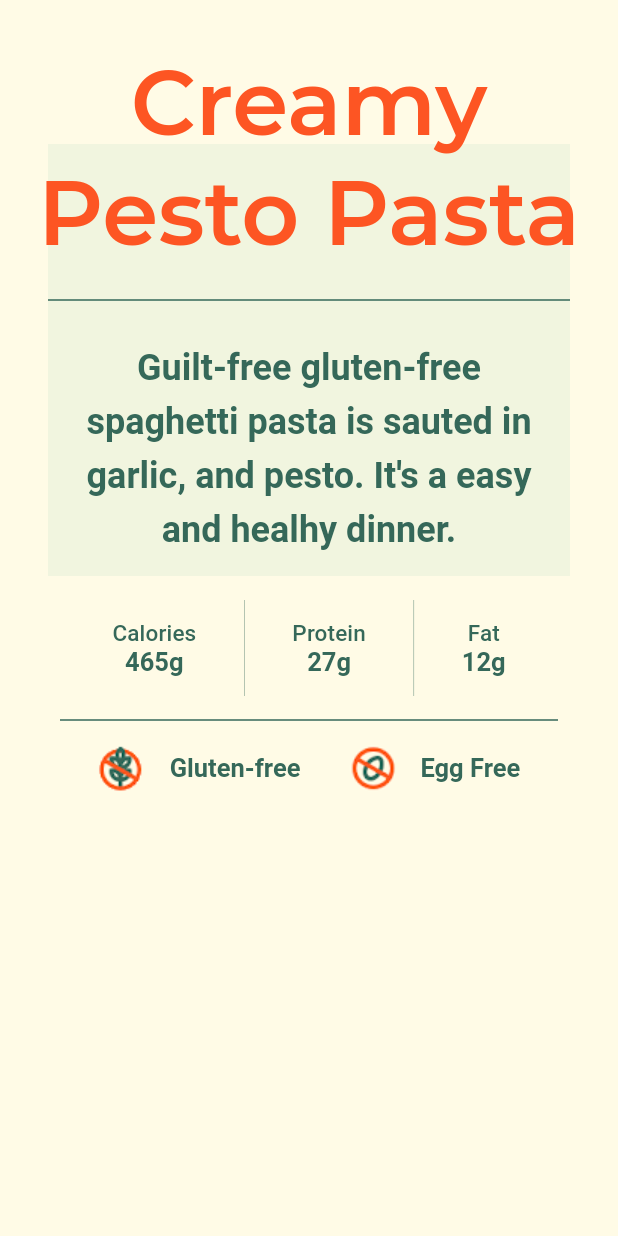
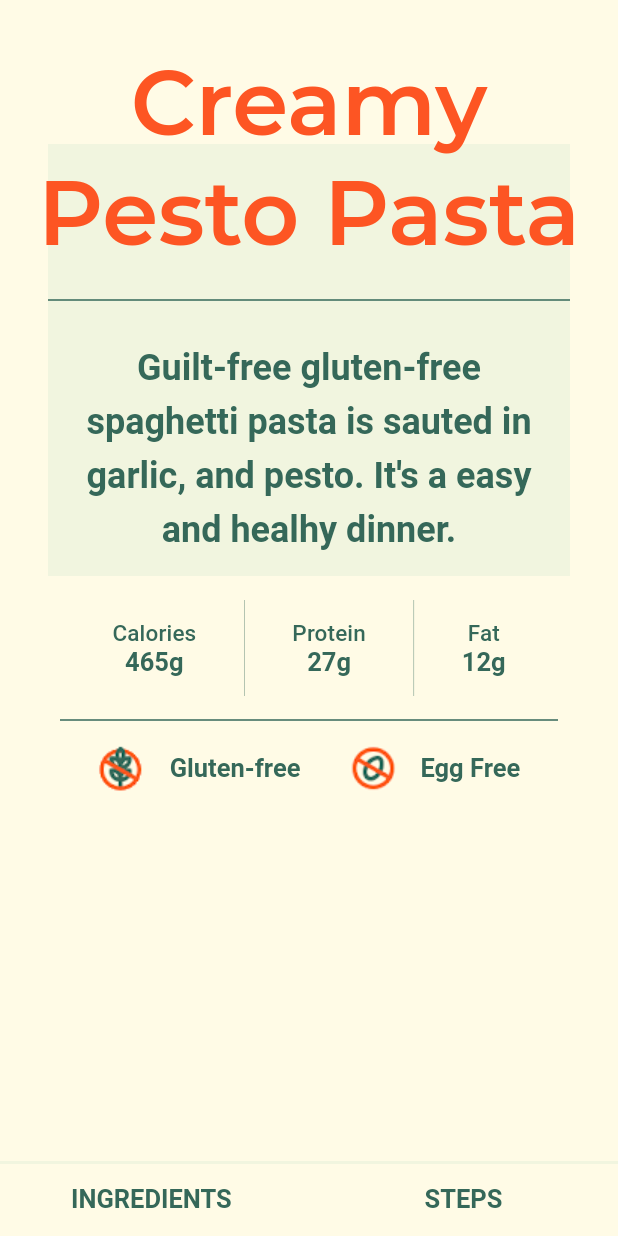
Before and after one commit to mit-mit/basil, a Flutter app: the screen it shows after launch, on a phone screen of 412 x 824 dp. Run offline on Flutter 3.47's test engine with Material 2 defaults, Android fonts, the phone set to English and light mode, and no system bars; Roboto replaces fonts that are missing (Lekton).

Commit message:
Add ingredients and steps sheet

```diff
--- a/flutterapp/lib/main.dart
+++ b/flutterapp/lib/main.dart
@@ -19,7 +19,6 @@ class MyApp extends StatelessWidget {
         primaryColor: basilGreen,
         accentColor: basilOrange,
         // Fonts.
-        //fontFamily: 'Monterrat',
         textTheme: TextTheme(
           headline1: TextStyle(
             fontSize: 96,
--- a/flutterapp/lib/recipee.dart
+++ b/flutterapp/lib/recipee.dart
@@ -23,6 +23,23 @@ class RecipeWidget extends StatelessWidget {
           ),
         ],
       ),
+      bottomSheet: RecipeSheet(expanded: false),
+    );
+  }
+}
+
+class RecipeNameWidget extends StatelessWidget {
+  const RecipeNameWidget({
+    Key? key,
+  }) : super(key: key);
+
+  @override
+  Widget build(BuildContext context) {
+    return Text(
+      'Creamy Pesto Pasta',
+      style:
+          Theme.of(context).textTheme.headline2!.copyWith(color: basilOrange),
+      textAlign: TextAlign.center,
     );
   }
 }
@@ -39,6 +56,7 @@ class RecipeDescriptionWidget extends StatelessWidget {
       alignment: Alignment.center,
       child: Column(
         children: [
+          // Desscription.
           ColoredBox(
             color: basilLightGreen,
             child: Column(
@@ -60,6 +78,8 @@ class RecipeDescriptionWidget extends StatelessWidget {
             ),
           ),
           SizedBox(height: 16),
+
+          // Nutrients,
           SizedBox(
             height: 64,
             child: Row(
@@ -100,6 +120,8 @@ class RecipeDescriptionWidget extends StatelessWidget {
               color: basilGreen,
             ),
           ),
+
+          // Allergens.
           Row(
             mainAxisAlignment: MainAxisAlignment.center,
             children: [
@@ -111,25 +133,161 @@ class RecipeDescriptionWidget extends StatelessWidget {
               SizedBox(width: 16),
               Text('Egg Free', style: Theme.of(context).textTheme.subtitle1)
             ],
-          )
+          ),
         ],
       ),
     );
   }
 }
 
-class RecipeNameWidget extends StatelessWidget {
-  const RecipeNameWidget({
+class RecipeSheet extends StatefulWidget {
+  final bool expanded;
+  const RecipeSheet({
     Key? key,
+    this.expanded = true,
   }) : super(key: key);
 
   @override
+  _RecipeSheetState createState() => _RecipeSheetState();
+}
+
+class _RecipeSheetState extends State<RecipeSheet> {
+  late bool expanded;
+
+  @override
+  void initState() {
+    expanded = widget.expanded;
+    super.initState();
+  }
+
+  @override
   Widget build(BuildContext context) {
-    return Text(
-      'Creamy Pesto Pasta',
-      style:
-          Theme.of(context).textTheme.headline2!.copyWith(color: basilOrange),
-      textAlign: TextAlign.center,
+    final tabs = [
+      for (var label in ['INGREDIENTS ', 'STEPS'])
+        Tab(
+          icon: Text(label, style: Theme.of(context).textTheme.subtitle1),
+        ),
+    ];
+
+    return DefaultTabController(
+      length: 2,
+      child: expanded
+          ? Dismissible(
+              key: Key("RecipeSheet"),
+              direction: DismissDirection.down,
+              background: Container(color: basilBackground),
+              onDismissed: (_) {
+                setState(() {
+                  expanded = false;
+                });
+              },
+              child: Scaffold(
+                appBar: AppBar(
+                  elevation: 0,
+                  backgroundColor: basilBackground,
+                  flexibleSpace: TabBar(
+                    tabs: tabs,
+                    indicatorColor: basilGreen,
+                  ),
+                ),
+                body: TabBarView(
+                  children: [RecipeIngredients(), RecipeSteps()],
+                ),
+              ),
+            )
+          : Container(
+              decoration: BoxDecoration(
+                color: basilBackground,
+                border:
+                    Border(top: BorderSide(color: basilLightGreen, width: 2)),
+              ),
+              child: TabBar(
+                tabs: tabs,
+                indicatorColor: Colors.transparent,
+                onTap: (_) {
+                  setState(() {
+                    expanded = true;
+                  });
+                },
+              ),
+            ),
     );
   }
 }
+
+class Ingredient {
+  String name;
+  String amount;
+  Ingredient(this.name, this.amount);
+}
+
+class RecipeIngredients extends StatelessWidget {
+  const RecipeIngredients({Key? key}) : super(key: key);
+
+  @override
+  Widget build(BuildContext context) {
+    final ingredients = [
+      Ingredient('Basil', '6 tbsp'),
+      Ingredient('Gluten-free spaghetti', '2 cups'),
+      Ingredient('Garlic', '1 tbsp'),
+      Ingredient('Ricotta', '4 cups'),
+      Ingredient('Kale', '3 cups'),
+      Ingredient('Red Pepper Flakes', '1 tbsp'),
+      Ingredient('Extra Virgin Olive Oil', '1 tbsp'),
+      Ingredient('Salt', '1 tbsp'),
+      Ingredient('Pine Nuts', '2 tbsp'),
+    ];
+
+    return Container(
+      color: Colors.transparent,
+      child: Column(children: [
+        for (var ingredient in ingredients)
+          Padding(
+            padding: const EdgeInsets.fromLTRB(8, 16, 8, 16),
+            child: Row(
+              children: [
+                SizedBox(width: 16),
+                Icon(
+                  Icons.add_circle_outline,
+                  color: basilGreen,
+                ),
+                SizedBox(width: 16),
+                Expanded(child: Text(ingredient.name)),
+                SizedBox(width: 16),
+                Text(ingredient.amount),
+                SizedBox(width: 16),
+              ],
+            ),
+          )
+      ]),
+    );
+  }
+}
+
+class RecipeSteps extends StatelessWidget {
+  const RecipeSteps({Key? key}) : super(key: key);
+
+  @override
+  Widget build(BuildContext context) {
+    return Padding(
+      padding: const EdgeInsets.fromLTRB(16, 16, 64, 0),
+      child: Column(
+        crossAxisAlignment: CrossAxisAlignment.start,
+        mainAxisAlignment: MainAxisAlignment.start,
+        children: <Widget>[
+          Text(
+            'Chop the Pesto',
+            style: Theme.of(context).textTheme.headline6,
+          ),
+          Text(
+            'Place the basil leaves, garlic and pine nuts on a sturdy cutting board.',
+            style: Theme.of(context)
+                .textTheme
+                .headline6!
+                .copyWith(fontWeight: FontWeight.normal),
+          ),
+        ],
+      ),
+    );
+  }
+}
```
